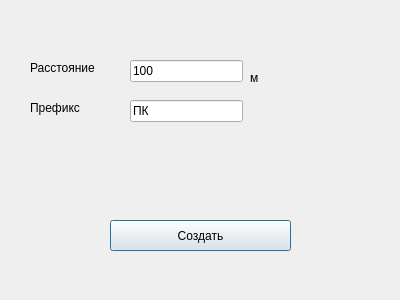
This is calculate_picketing_dialog_base.ui in Aykuayvenchorr/QGIS_plugin_picketing as Qt 5 draws it before an edit. The edited form follows.
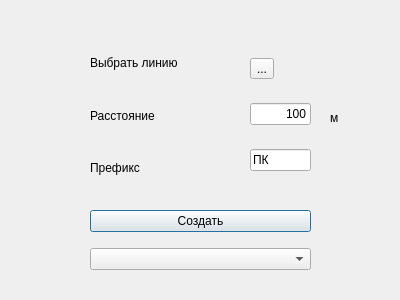
This is the edited form.

Commit message: the last point added to pickets, crs is read in layer_props auto

```diff
--- a/calculate_picketing_dialog_base.ui
+++ b/calculate_picketing_dialog_base.ui
@@ -13,24 +13,11 @@
   <property name="windowTitle">
    <string>Picketing</string>
   </property>
-  <widget class="QPushButton" name="LineLengthButton">
-   <property name="geometry">
-    <rect>
-     <x>110</x>
-     <y>220</y>
-     <width>181</width>
-     <height>31</height>
-    </rect>
-   </property>
-   <property name="text">
-    <string>Создать</string>
-   </property>
-  </widget>
   <widget class="QLabel" name="label">
    <property name="geometry">
     <rect>
-     <x>250</x>
-     <y>70</y>
+     <x>330</x>
+     <y>110</y>
      <width>55</width>
      <height>16</height>
     </rect>
@@ -39,57 +26,111 @@
     <string>м</string>
    </property>
   </widget>
-  <widget class="QLabel" name="label_2">
+  <widget class="QWidget" name="verticalLayoutWidget">
    <property name="geometry">
     <rect>
-     <x>30</x>
-     <y>60</y>
-     <width>101</width>
-     <height>16</height>
+     <x>90</x>
+     <y>40</y>
+     <width>131</width>
+     <height>151</height>
     </rect>
    </property>
-   <property name="text">
-    <string>Расстояние</string>
-   </property>
+   <layout class="QVBoxLayout" name="verticalLayout">
+    <item>
+     <widget class="QLabel" name="label_4">
+      <property name="text">
+       <string>Выбрать линию</string>
+      </property>
+     </widget>
+    </item>
+    <item>
+     <widget class="QLabel" name="label_2">
+      <property name="text">
+       <string>Расстояние</string>
+      </property>
+     </widget>
+    </item>
+    <item>
+     <widget class="QLabel" name="label_3">
+      <property name="text">
+       <string>Префикс</string>
+      </property>
+     </widget>
+    </item>
+   </layout>
   </widget>
-  <widget class="QLabel" name="label_3">
+  <widget class="QWidget" name="verticalLayoutWidget_2">
    <property name="geometry">
     <rect>
-     <x>30</x>
-     <y>100</y>
-     <width>101</width>
-     <height>16</height>
+     <x>250</x>
+     <y>40</y>
+     <width>61</width>
+     <height>151</height>
     </rect>
    </property>
-   <property name="text">
-    <string>Префикс</string>
-   </property>
+   <layout class="QVBoxLayout" name="verticalLayout_2">
+    <item>
+     <widget class="QToolButton" name="toolButton">
+      <property name="text">
+       <string>...</string>
+      </property>
+     </widget>
+    </item>
+    <item>
+     <widget class="QLineEdit" name="Distance">
+      <property name="enabled">
+       <bool>true</bool>
+      </property>
+      <property name="toolTipDuration">
+       <number>-1</number>
+      </property>
+      <property name="layoutDirection">
+       <enum>Qt::LeftToRight</enum>
+      </property>
+      <property name="text">
+       <string>100</string>
+      </property>
+      <property name="alignment">
+       <set>Qt::AlignRight|Qt::AlignTrailing|Qt::AlignVCenter</set>
+      </property>
+     </widget>
+    </item>
+    <item>
+     <widget class="QLineEdit" name="Prefix">
+      <property name="text">
+       <string>ПК</string>
+      </property>
+     </widget>
+    </item>
+   </layout>
   </widget>
-  <widget class="QLineEdit" name="Distance">
+  <widget class="QWidget" name="verticalLayoutWidget_3">
    <property name="geometry">
     <rect>
-     <x>130</x>
-     <y>60</y>
-     <width>113</width>
-     <height>22</height>
+     <x>90</x>
+     <y>200</y>
+     <width>221</width>
+     <height>81</height>
     </rect>
    </property>
-   <property name="text">
-    <string>100</string>
-   </property>
-  </widget>
-  <widget class="QLineEdit" name="Prefix">
-   <property name="geometry">
-    <rect>
-     <x>130</x>
-     <y>100</y>
-     <width>113</width>
-     <height>22</height>
-    </rect>
-   </property>
-   <property name="text">
-    <string>ПК</string>
-   </property>
+   <layout class="QVBoxLayout" name="verticalLayout_3">
+    <item>
+     <widget class="QPushButton" name="LineLengthButton">
+      <property name="text">
+       <string>Создать</string>
+      </property>
+     </widget>
+    </item>
+    <item>
+     <widget class="QComboBox" name="comboBox">
+      <item>
+       <property name="text">
+        <string/>
+       </property>
+      </item>
+     </widget>
+    </item>
+   </layout>
   </widget>
  </widget>
  <resources/>
```
